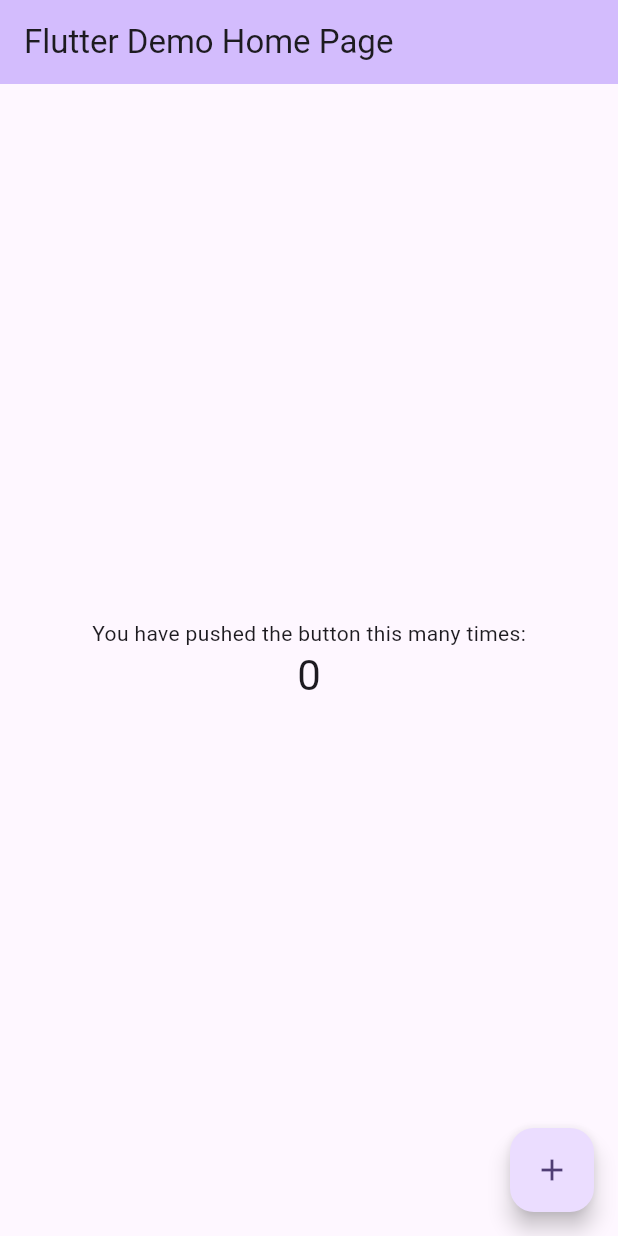
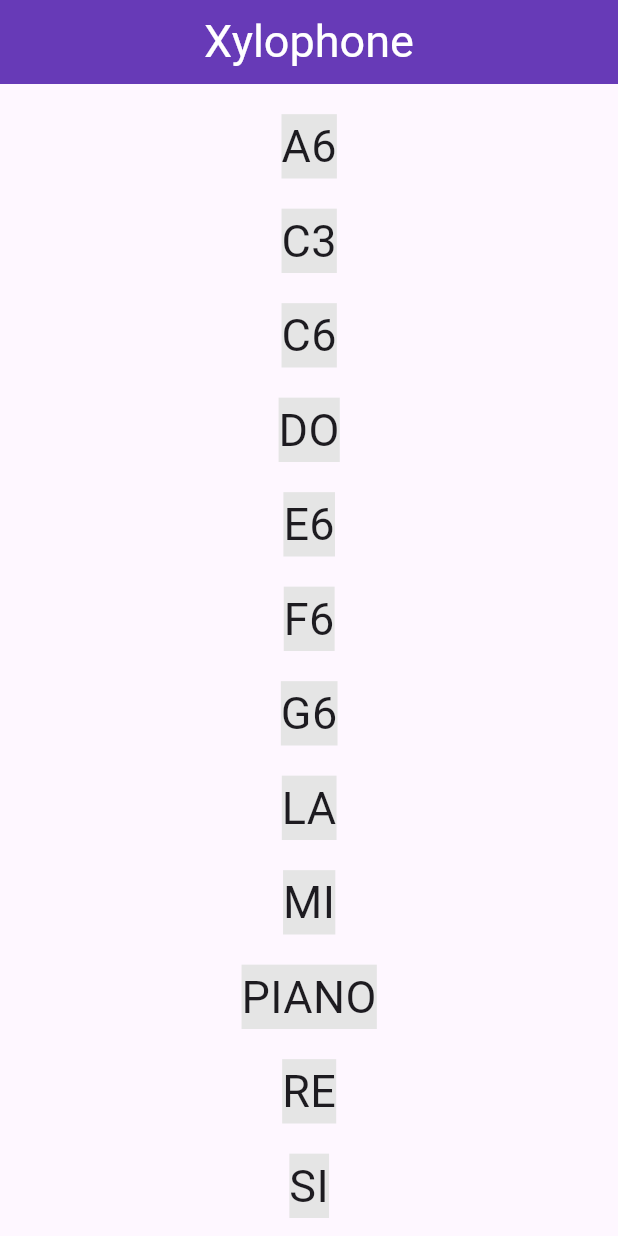
Before and after one commit to kellspell/FlutterXylophone, a Flutter app: the screen it shows after launch, on a phone screen of 412 x 824 dp. Run offline on Flutter 3.47's test engine with Material 3 defaults, Android fonts, the phone set to English and light mode, and no system bars; our stand-ins replace audioplayers.

Commit message:
Job Done

```diff
--- /dev/null
+++ b/lib/home.dart
@@ -0,0 +1,306 @@
+import 'package:flutter/material.dart';
+import 'package:audioplayers/audioplayers.dart';
+
+class MyHomePage extends StatefulWidget {
+  const MyHomePage({super.key});
+
+  @override
+  State<MyHomePage> createState() => _MyHomePageState();
+}
+
+class _MyHomePageState extends State<MyHomePage> {
+  @override
+  Widget build(BuildContext context) {
+    return Scaffold(
+      appBar: AppBar(
+        centerTitle: true,
+        title: const Text(
+          'Xylophone',
+          style: TextStyle(color: Colors.white, fontSize: 30),
+        ),
+        backgroundColor: Colors.deepPurple,
+      ),
+      body: SingleChildScrollView(
+        child: Column(
+          crossAxisAlignment: CrossAxisAlignment.stretch,
+          children: [
+            const SizedBox(
+              height: 20,
+            ),
+            InkWell(
+              overlayColor: MaterialStateColor.resolveWith(
+                (states) => Colors.pink,
+              ),
+              // splashColor: Colors.pink,
+              // focusColor: Colors.pink,
+              onTap: () async {
+                final player = AudioPlayer();
+                await player.play(AssetSource('a6.mp3'));
+              },
+              child: const Center(
+                child: Text(
+                  'A6',
+                  style: TextStyle(
+                      fontSize: 30, backgroundColor: Color(0xFFE5E5E5)),
+                ),
+              ),
+            ),
+            const SizedBox(
+              height: 20,
+            ),
+            InkWell(
+              overlayColor: MaterialStateColor.resolveWith(
+                (states) => Colors.purple,
+              ),
+              // splashColor: Colors.pink,
+              // focusColor: Colors.pink,
+              onTap: () async {
+                final player = AudioPlayer();
+                await player.play(AssetSource('c3.mp3'));
+              },
+              child: const Center(
+                child: Text(
+                  'C3',
+                  style: TextStyle(
+                      fontSize: 30, backgroundColor: Color(0xFFE5E5E5)),
+                ),
+              ),
+            ),
+            const SizedBox(
+              height: 20,
+            ),
+            InkWell(
+              overlayColor: MaterialStateColor.resolveWith(
+                (states) => Colors.blue,
+              ),
+              // splashColor: Colors.pink,
+              // focusColor: Colors.pink,
+              onTap: () async {
+                final player = AudioPlayer();
+                await player.play(AssetSource('c6.mp3'));
+              },
+              child: const Center(
+                child: Text(
+                  'C6',
+                  style: TextStyle(
+                      fontSize: 30, backgroundColor: Color(0xFFE5E5E5)),
+                ),
+              ),
+            ),
+            const SizedBox(
+              height: 20,
+            ),
+            InkWell(
+              overlayColor: MaterialStateColor.resolveWith(
+                (states) => Colors.yellow,
+              ),
+              // splashColor: Colors.pink,
+              // focusColor: Colors.pink,
+              onTap: () async {
+                final player = AudioPlayer();
+                await player.play(AssetSource('do.mp3'));
+              },
+              child: const Center(
+                child: Text(
+                  'DO',
+                  style: TextStyle(
+                      fontSize: 30, backgroundColor: Color(0xFFE5E5E5)),
+                ),
+              ),
+            ),
+            const SizedBox(
+              height: 20,
+            ),
+            InkWell(
+              overlayColor: MaterialStateColor.resolveWith(
+                (states) => Colors.teal,
+              ),
+              // splashColor: Colors.pink,
+              // focusColor: Colors.pink,
+              onTap: () async {
+                final player = AudioPlayer();
+                await player.play(AssetSource('e6.mp3'));
+              },
+              child: const Center(
+                child: Text(
+                  'E6',
+                  style: TextStyle(
+                      fontSize: 30, backgroundColor: Color(0xFFE5E5E5)),
+                ),
+              ),
+            ),
+            const SizedBox(
+              height: 20,
+            ),
+            InkWell(
+              overlayColor: MaterialStateColor.resolveWith(
+                (states) => Colors.red,
+              ),
+              // splashColor: Colors.pink,
+              // focusColor: Colors.pink,
+              onTap: () async {
+                final player = AudioPlayer();
+                await player.play(AssetSource('f6.mp3'));
+              },
+              child: const Center(
+                child: Text(
+                  'F6',
+                  style: TextStyle(
+                      fontSize: 30, backgroundColor: Color(0xFFE5E5E5)),
+                ),
+              ),
+            ),
+            const SizedBox(
+              height: 20,
+            ),
+            InkWell(
+              overlayColor: MaterialStateColor.resolveWith(
+                (states) => Colors.green,
+              ),
+              // splashColor: Colors.pink,
+              // focusColor: Colors.pink,
+              onTap: () async {
+                final player = AudioPlayer();
+                await player.play(AssetSource('g6.mp3'));
+              },
+              child: const Center(
+                child: Text(
+                  'G6',
+                  style: TextStyle(
+                      fontSize: 30, backgroundColor: Color(0xFFE5E5E5)),
+                ),
+              ),
+            ),
+            const SizedBox(
+              height: 20,
+            ),
+            InkWell(
+              overlayColor: MaterialStateColor.resolveWith(
+                (states) => Colors.orange,
+              ),
+              // splashColor: Colors.pink,
+              // focusColor: Colors.pink,
+              onTap: () async {
+                final player = AudioPlayer();
+                await player.play(AssetSource('la.mp3'));
+              },
+              child: const Center(
+                child: Text(
+                  'LA',
+                  style: TextStyle(
+                      fontSize: 30, backgroundColor: Color(0xFFE5E5E5)),
+                ),
+              ),
+            ),
+            const SizedBox(
+              height: 20,
+            ),
+            InkWell(
+              overlayColor: MaterialStateColor.resolveWith(
+                (states) => Colors.black,
+              ),
+              // splashColor: Colors.pink,
+              // focusColor: Colors.pink,
+              onTap: () async {
+                final player = AudioPlayer();
+                await player.play(AssetSource('mi.mp3'));
+              },
+              child: const Center(
+                child: Text(
+                  'MI',
+                  style: TextStyle(
+                      fontSize: 30, backgroundColor: Color(0xFFE5E5E5)),
+                ),
+              ),
+            ),
+            const SizedBox(
+              height: 20,
+            ),
+            InkWell(
+              overlayColor: MaterialStateColor.resolveWith(
+                (states) => const Color.fromARGB(255, 233, 179, 30),
+              ),
+              // splashColor: Colors.pink,
+              // focusColor: Colors.pink,
+              onTap: () async {
+                final player = AudioPlayer();
+                await player.play(AssetSource('piano.mp3'));
+              },
+              child: const Center(
+                child: Text(
+                  'PIANO',
+                  style: TextStyle(
+                      fontSize: 30, backgroundColor: Color(0xFFE5E5E5)),
+                ),
+              ),
+            ),
+            const SizedBox(
+              height: 20,
+            ),
+            InkWell(
+              overlayColor: MaterialStateColor.resolveWith(
+                (states) => Colors.lightGreenAccent,
+              ),
+              // splashColor: Colors.pink,
+              // focusColor: Colors.pink,
+              onTap: () async {
+                final player = AudioPlayer();
+                await player.play(AssetSource('re.mp3'));
+              },
+              child: const Center(
+                child: Text(
+                  'RE',
+                  style: TextStyle(
+                      fontSize: 30, backgroundColor: Color(0xFFE5E5E5)),
+                ),
+              ),
+            ),
+            const SizedBox(
+              height: 20,
+            ),
+            InkWell(
+              overlayColor: MaterialStateColor.resolveWith(
+                (states) => const Color.fromARGB(255, 247, 140, 175),
+              ),
+              // splashColor: Colors.pink,
+              // focusColor: Colors.pink,
+              onTap: () async {
+                final player = AudioPlayer();
+                await player.play(AssetSource('si.mp3'));
+              },
+              child: const Center(
+                child: Text(
+                  'SI',
+                  style: TextStyle(
+                      fontSize: 30, backgroundColor: Color(0xFFE5E5E5)),
+                ),
+              ),
+            ),
+            const SizedBox(
+              height: 20,
+            ),
+            InkWell(
+              overlayColor: MaterialStateColor.resolveWith(
+                (states) => Colors.pink,
+              ),
+              onTap: () async {
+                final player = AudioPlayer();
+                await player.play(AssetSource('sol.mp3'));
+              },
+              child: const Center(
+                child: Text(
+                  'G',
+                  style: TextStyle(
+                      fontSize: 30, backgroundColor: Color(0xFFE5E5E5)),
+                ),
+              ),
+            ),
+            const SizedBox(
+              height: 20,
+            ),
+          ],
+        ),
+      ),
+    );
+  }
+}
--- a/lib/main.dart
+++ b/lib/main.dart
@@ -1,4 +1,5 @@
 import 'package:flutter/material.dart';
+import 'package:xylophone/home.dart';
 
 void main() {
   runApp(const MyApp());
@@ -7,119 +8,16 @@
 class MyApp extends StatelessWidget {
   const MyApp({super.key});
 
-  // This widget is the root of your application.
   @override
   Widget build(BuildContext context) {
     return MaterialApp(
+      debugShowCheckedModeBanner: false,
       title: 'Flutter Demo',
       theme: ThemeData(
-        // This is the theme of your application.
-        //
-        // TRY THIS: Try running your application with "flutter run". You'll see
-        // the application has a purple toolbar. Then, without quitting the app,
-        // try changing the seedColor in the colorScheme below to Colors.green
-        // and then invoke "hot reload" (save your changes or press the "hot
-        // reload" button in a Flutter-supported IDE, or press "r" if you used
-        // the command line to start the app).
-        //
-        // Notice that the counter didn't reset back to zero; the application
-        // state is not lost during the reload. To reset the state, use hot
-        // restart instead.
-        //
-        // This works for code too, not just values: Most code changes can be
-        // tested with just a hot reload.
         colorScheme: ColorScheme.fromSeed(seedColor: Colors.deepPurple),
         useMaterial3: true,
       ),
-      home: const MyHomePage(title: 'Flutter Demo Home Page'),
+      home: const MyHomePage(),
     );
   }
 }
-
-class MyHomePage extends StatefulWidget {
-  const MyHomePage({super.key, required this.title});
-
-  // This widget is the home page of your application. It is stateful, meaning
-  // that it has a State object (defined below) that contains fields that affect
-  // how it looks.
-
-  // This class is the configuration for the state. It holds the values (in this
-  // case the title) provided by the parent (in this case the App widget) and
-  // used by the build method of the State. Fields in a Widget subclass are
-  // always marked "final".
-
-  final String title;
-
-  @override
-  State<MyHomePage> createState() => _MyHomePageState();
-}
-
-class _MyHomePageState extends State<MyHomePage> {
-  int _counter = 0;
-
-  void _incrementCounter() {
-    setState(() {
-      // This call to setState tells the Flutter framework that something has
-      // changed in this State, which causes it to rerun the build method below
-      // so that the display can reflect the updated values. If we changed
-      // _counter without calling setState(), then the build method would not be
-      // called again, and so nothing would appear to happen.
-      _counter++;
-    });
-  }
-
-  @override
-  Widget build(BuildContext context) {
-    // This method is rerun every time setState is called, for instance as done
-    // by the _incrementCounter method above.
-    //
-    // The Flutter framework has been optimized to make rerunning build methods
-    // fast, so that you can just rebuild anything that needs updating rather
-    // than having to individually change instances of widgets.
-    return Scaffold(
-      appBar: AppBar(
-        // TRY THIS: Try changing the color here to a specific color (to
-        // Colors.amber, perhaps?) and trigger a hot reload to see the AppBar
-        // change color while the other colors stay the same.
-        backgroundColor: Theme.of(context).colorScheme.inversePrimary,
-        // Here we take the value from the MyHomePage object that was created by
-        // the App.build method, and use it to set our appbar title.
-        title: Text(widget.title),
-      ),
-      body: Center(
-        // Center is a layout widget. It takes a single child and positions it
-        // in the middle of the parent.
-        child: Column(
-          // Column is also a layout widget. It takes a list of children and
-          // arranges them vertically. By default, it sizes itself to fit its
-          // children horizontally, and tries to be as tall as its parent.
-          //
-          // Column has various properties to control how it sizes itself and
-          // how it positions its children. Here we use mainAxisAlignment to
-          // center the children vertically; the main axis here is the vertical
-          // axis because Columns are vertical (the cross axis would be
-          // horizontal).
-          //
-          // TRY THIS: Invoke "debug painting" (choose the "Toggle Debug Paint"
-          // action in the IDE, or press "p" in the console), to see the
-          // wireframe for each widget.
-          mainAxisAlignment: MainAxisAlignment.center,
-          children: <Widget>[
-            const Text(
-              'You have pushed the button this many times:',
-            ),
-            Text(
-              '$_counter',
-              style: Theme.of(context).textTheme.headlineMedium,
-            ),
-          ],
-        ),
-      ),
-      floatingActionButton: FloatingActionButton(
-        onPressed: _incrementCounter,
-        tooltip: 'Increment',
-        child: const Icon(Icons.add),
-      ), // This trailing comma makes auto-formatting nicer for build methods.
-    );
-  }
-}
--- a/pubspec.yaml
+++ b/pubspec.yaml
@@ -35,6 +35,7 @@
   # The following adds the Cupertino Icons font to your application.
   # Use with the CupertinoIcons class for iOS style icons.
   cupertino_icons: ^1.0.6
+  audioplayers: ^5.2.1
 
 dev_dependencies:
   flutter_test:
@@ -59,8 +60,8 @@
   uses-material-design: true
 
   # To add assets to your application, add an assets section, like this:
-  # assets:
-  #   - images/a_dot_burr.jpeg
+  assets:
+    - assets/
   #   - images/a_dot_ham.jpeg
 
   # An image asset can refer to one or more resolution-specific "variants", see
```
Also changed, not shown: pubspec.lock, 18 other files.
